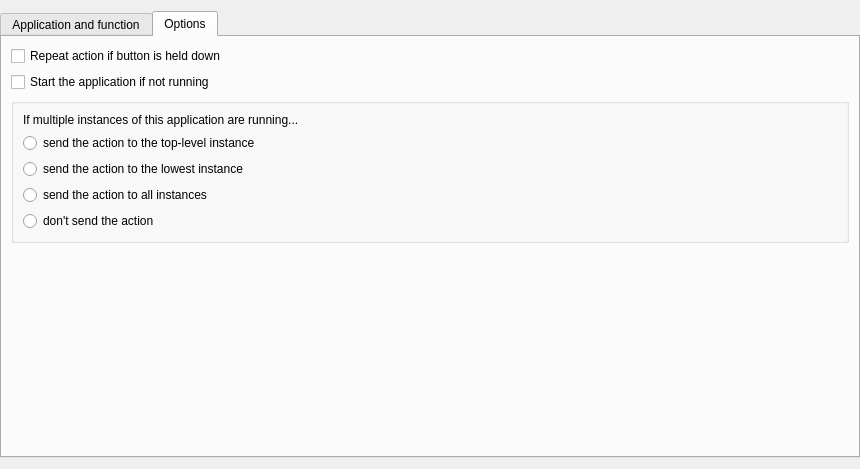
This is kcmremotecontrol/editdbusaction.ui in KDE/kremotecontrol as Qt 5 draws it before an edit. The edited form follows.
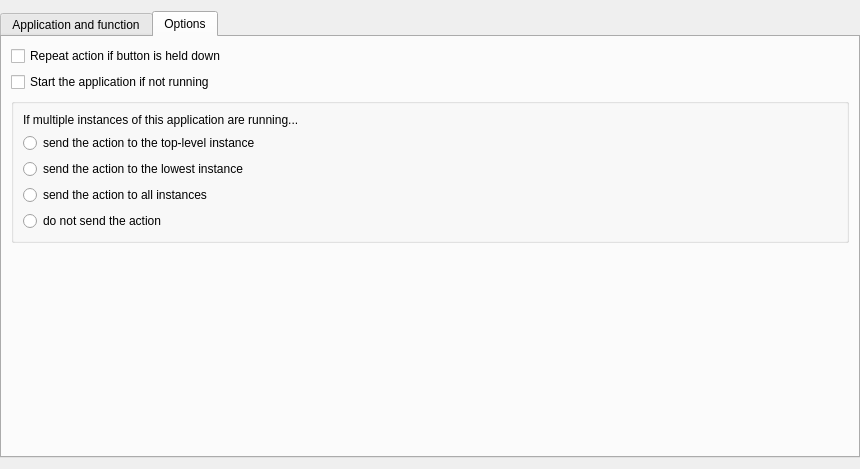
This is the edited form. The open tabs and pages were chosen to show the change. Custom widgets are drawn as their Qt base class.

Commit message: Proof-reading: don't - > do not (house style).

```diff
--- a/kcmremotecontrol/editdbusaction.ui
+++ b/kcmremotecontrol/editdbusaction.ui
@@ -139,7 +139,7 @@
           <item>
            <widget class="QRadioButton" name="rbNone">
             <property name="text">
-             <string>don't send the action</string>
+             <string>do not send the action</string>
             </property>
            </widget>
           </item>
```
